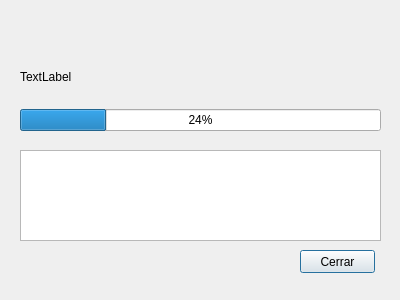
Before: the Qt Designer form dialogs/ui/generate_progress.ui in lbdudc/qgispublisher, drawn with Qt 5.
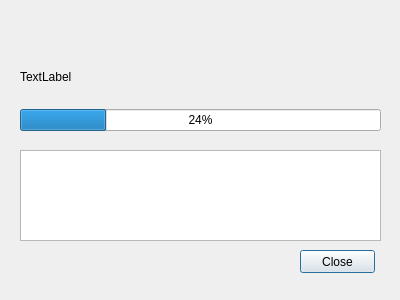
After: the same form once the commit is applied.

```diff
--- a/dialogs/ui/generate_progress.ui
+++ b/dialogs/ui/generate_progress.ui
@@ -23,7 +23,7 @@
     </rect>
    </property>
    <property name="text">
-    <string>Cerrar</string>
+    <string>Close</string>
    </property>
   </widget>
   <widget class="QWidget" name="layoutWidget">
```
Left out of the diff: 2 changed lines with no effect on the pictures.
